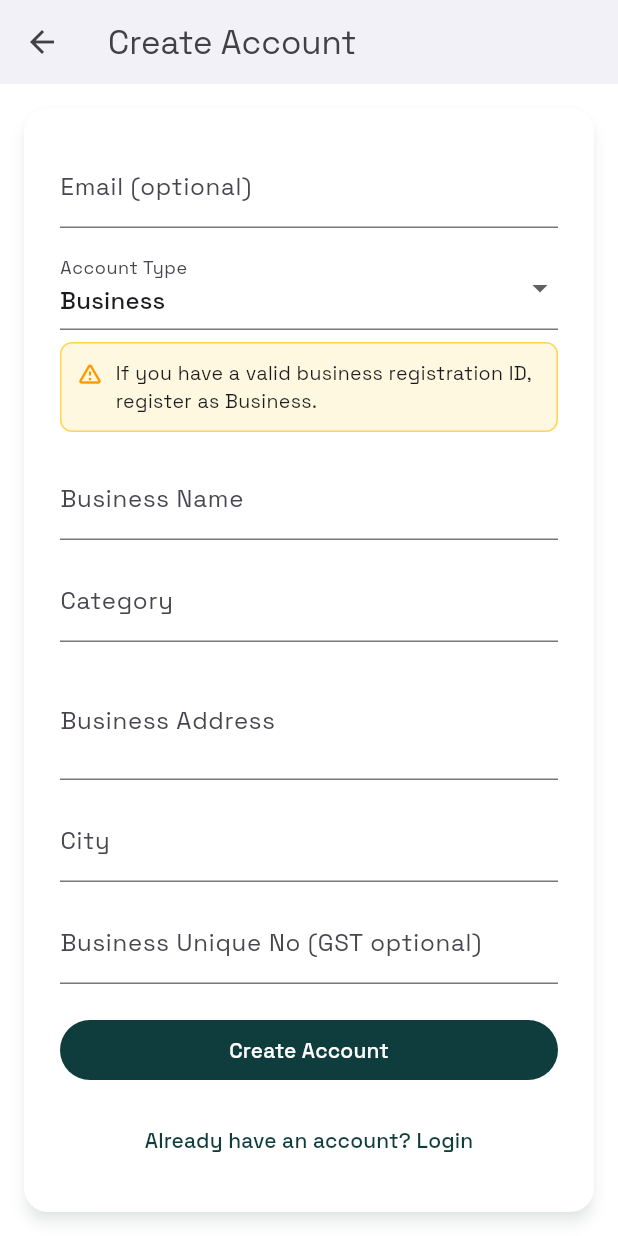
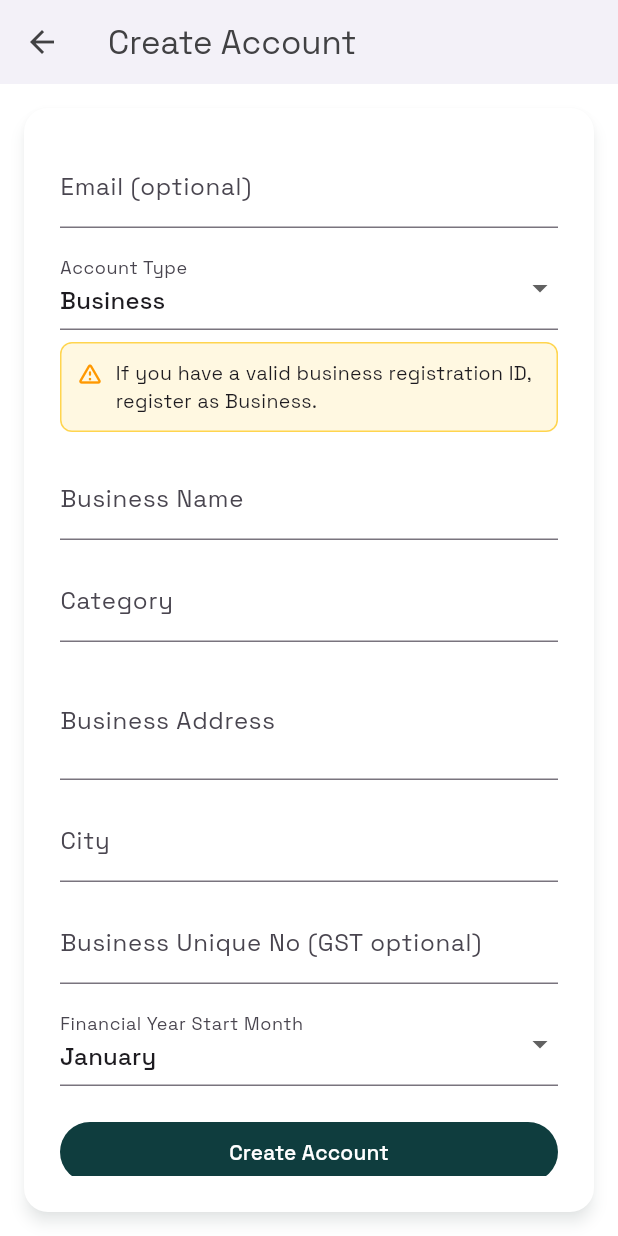
Before and after one commit to bhadresh0768/orderhub, a Flutter app: the SignUpScreen screen opened by its route, scrolled down 208 dp, on a phone screen of 412 x 824 dp. Run offline on Flutter 3.47's test engine with Material 3 defaults, Android fonts, the light colour scheme and no system bars; our stand-ins replace app_links, cloud_firestore, connectivity_plus, country_picker, file_picker, firebase_auth and 13 more; missing offline and left inert: android_intent_plus, firebase_app_check; accounts and stored records are empty; statements that could not run were skipped.

Commit message:
update catelog screen

```diff
--- a/todo_reminder_alarm/lib/features/orders/presentation/business_order_detail/business_order_detail_build.dart
+++ b/todo_reminder_alarm/lib/features/orders/presentation/business_order_detail/business_order_detail_build.dart
@@ -360,7 +360,7 @@ extension _BusinessOrderDetailBuild on _BusinessOrderDetailScreenState {
                                 _itemGstIncluded[index] ? 'Included' : 'No',
                               ),
                               detailRow(
-                                'Line Total',
+                                'Subtotal',
                                 _formatAmount(lineTotal),
                                 valueWeight: FontWeight.w700,
                               ),
@@ -601,7 +601,7 @@ extension _BusinessOrderDetailBuild on _BusinessOrderDetailScreenState {
                                 ],
                               ),
                               Text(
-                                'Line Total: ${_formatAmount(lineTotal)}',
+                                'Subtotal: ${_formatAmount(lineTotal)}',
                                 style: Theme.of(context).textTheme.bodyMedium,
                               ),
                             ],
--- a/todo_reminder_alarm/lib/features/orders/presentation/customer_order_detail_screen.dart
+++ b/todo_reminder_alarm/lib/features/orders/presentation/customer_order_detail_screen.dart
@@ -430,7 +430,7 @@ class CustomerOrderDetailScreen extends ConsumerWidget {
                           if ((item.note ?? '').trim().isNotEmpty)
                             item.note!.trim(),
                           if (item.unitPrice != null)
-                            'Price: ${_money(item.unitPrice)} • Line: ${_money(lineTotal)}',
+                            'Price: ${_money(item.unitPrice)} • Subtotal: ${_money(lineTotal)}',
                         ];
                         return Padding(
                           padding: EdgeInsets.only(
--- a/todo_reminder_alarm/lib/models/catalog.dart
+++ b/todo_reminder_alarm/lib/models/catalog.dart
@@ -29,7 +29,11 @@ const Map<CatalogUnitType, List<QuantityUnit>> _catalogUnitsByType = {
 
 List<String> catalogBaseUnitsForType(CatalogUnitType type) {
   final units = _catalogUnitsByType[type] ?? const <QuantityUnit>[];
-  return units.map(quantityUnitDefaultSymbol).toList();
+  final symbols = units.map(quantityUnitDefaultSymbol).toList();
+  if (type == CatalogUnitType.volume && !symbols.contains('ml')) {
+    symbols.add('ml');
+  }
+  return symbols;
 }
 
 class CatalogCategory {
--- a/todo_reminder_alarm/lib/ui/screens/auth/signup_screen.dart
+++ b/todo_reminder_alarm/lib/ui/screens/auth/signup_screen.dart
@@ -25,6 +25,7 @@ class _SignUpUiState {
     this.loading = false,
     this.error,
     this.profileOnlyMode = false,
+    this.fiscalYearStartMonth,
   });
 
   final Country selectedCountry;
@@ -32,6 +33,7 @@ class _SignUpUiState {
   final bool loading;
   final String? error;
   final bool profileOnlyMode;
+  final int? fiscalYearStartMonth;
 
   _SignUpUiState copyWith({
     Country? selectedCountry,
@@ -39,6 +41,8 @@ class _SignUpUiState {
     bool? loading,
     Object? error = _signUpUnset,
     bool? profileOnlyMode,
+    int? fiscalYearStartMonth,
+    bool clearFiscalYearStartMonth = false,
   }) {
     return _SignUpUiState(
       selectedCountry: selectedCountry ?? this.selectedCountry,
@@ -46,6 +50,9 @@ class _SignUpUiState {
       loading: loading ?? this.loading,
       error: error == _signUpUnset ? this.error : error as String?,
       profileOnlyMode: profileOnlyMode ?? this.profileOnlyMode,
+      fiscalYearStartMonth: clearFiscalYearStartMonth
+          ? null
+          : (fiscalYearStartMonth ?? this.fiscalYearStartMonth),
     );
   }
 }
@@ -62,6 +69,21 @@ class SignUpScreen extends ConsumerStatefulWidget {
 }
 
 class _SignUpScreenState extends ConsumerState<SignUpScreen> {
+  static const List<String> _monthLabels = <String>[
+    'January',
+    'February',
+    'March',
+    'April',
+    'May',
+    'June',
+    'July',
+    'August',
+    'September',
+    'October',
+    'November',
+    'December',
+  ];
+
   final _formKey = GlobalKey<FormState>();
   final _nameController = TextEditingController();
   final _mobileController = TextEditingController();
@@ -167,9 +189,11 @@ class _SignUpScreenState extends ConsumerState<SignUpScreen> {
           city: _businessCityController.text.trim(),
           ownerName: _nameController.text.trim(),
           address: _businessAddressController.text.trim(),
-          fiscalYearStartMonth: defaultFiscalYearStartMonthForCountryCode(
-            _ui.selectedCountry.countryCode,
-          ),
+          fiscalYearStartMonth:
+              _ui.fiscalYearStartMonth ??
+              defaultFiscalYearStartMonthForCountryCode(
+                _ui.selectedCountry.countryCode,
+              ),
           phone: (phoneNumber ?? '').trim().isEmpty
               ? null
               : phoneNumber!.trim(),
@@ -243,6 +267,11 @@ class _SignUpScreenState extends ConsumerState<SignUpScreen> {
         : UserRole.businessOwner;
     final isBusiness = selectedRole == UserRole.businessOwner;
     final isCustomer = selectedRole == UserRole.customer;
+    final defaultFiscalMonth = defaultFiscalYearStartMonthForCountryCode(
+      uiState.selectedCountry.countryCode,
+    );
+    final selectedFiscalMonth =
+        uiState.fiscalYearStartMonth ?? defaultFiscalMonth;
     final existingUser = ref.watch(firebaseAuthProvider).currentUser;
     final profileOnlyMode = uiState.profileOnlyMode || existingUser != null;
     return Scaffold(
@@ -411,7 +440,13 @@ class _SignUpScreenState extends ConsumerState<SignUpScreen> {
                               .toList(),
                           onChanged: (value) {
                             if (value != null) {
-                              _updateUi((state) => state.copyWith(role: value));
+                              _updateUi(
+                                (state) => state.copyWith(
+                                  role: value,
+                                  clearFiscalYearStartMonth:
+                                      value != UserRole.businessOwner,
+                                ),
+                              );
                             }
                           },
                         ),
@@ -534,6 +569,29 @@ class _SignUpScreenState extends ConsumerState<SignUpScreen> {
                               hintText: 'e.g. 27ABCDE1234F1Z5',
                             ),
                           ),
+                          const SizedBox(height: 12),
+                          DropdownButtonFormField<int>(
+                            key: ValueKey<int>(selectedFiscalMonth),
+                            initialValue: selectedFiscalMonth,
+                            decoration: const InputDecoration(
+                              labelText: 'Financial Year Start Month',
+                            ),
+                            items: List.generate(12, (index) {
+                              final month = index + 1;
+                              return DropdownMenuItem<int>(
+                                value: month,
+                                child: Text(_monthLabels[index]),
+                              );
+                            }),
+                            onChanged: (value) {
+                              if (value == null) return;
+                              _updateUi(
+                                (state) => state.copyWith(
+                                  fiscalYearStartMonth: value,
+                                ),
+                              );
+                            },
+                          ),
                         ],
                         const SizedBox(height: 20),
                         SizedBox(
--- a/todo_reminder_alarm/pubspec.yaml
+++ b/todo_reminder_alarm/pubspec.yaml
@@ -16,7 +16,7 @@ publish_to: 'none' # Remove this line if you wish to publish to pub.dev
 # https://developer.apple.com/library/archive/documentation/General/Reference/InfoPlistKeyReference/Articles/CoreFoundationKeys.html
 # In Windows, build-name is used as the major, minor, and patch parts
 # of the product and file versions while build-number is used as the build suffix.
-version: 1.0.0+1
+version: 1.0.0+2
 
 environment:
   sdk: ^3.10.7
```
